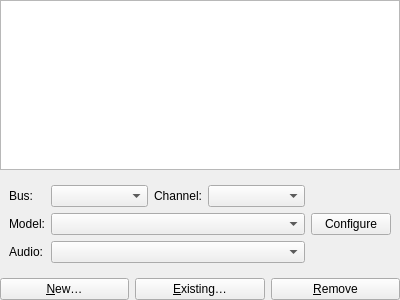
First picture: the form in src/qt/qt_settingsharddisks.ui, repository 86Box/86Box, before the edit.
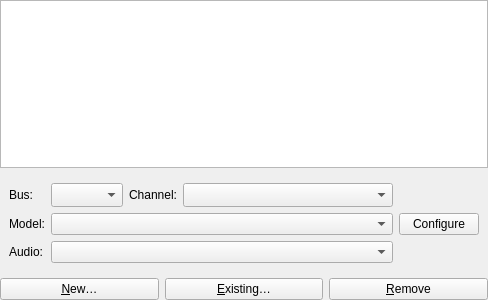
Second picture: the form after the edit.

```diff
--- a/src/qt/qt_settingsharddisks.ui
+++ b/src/qt/qt_settingsharddisks.ui
@@ -82,7 +82,10 @@
       <item row="0" column="3">
        <widget class="QComboBox" name="comboBoxChannel">
         <property name="sizeAdjustPolicy">
-         <enum>QComboBox::AdjustToContents</enum>
+         <enum>QComboBox::AdjustToMinimumContentsLengthWithIcon</enum>
+        </property>
+        <property name="minimumContentsLength">
+         <number>20</number>
         </property>
         <property name="maxVisibleItems">
          <number>30</number>
```
